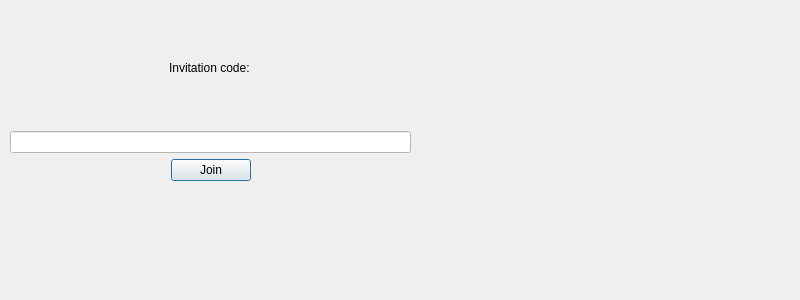
Qt form client/Join.ui (anphetamina/CoText) before a commit.
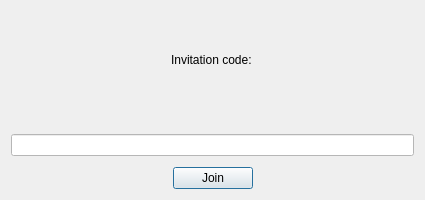
The same form after that commit.

Commit message: Join Layout fixed, Join icon changed on LeftToolBar

What changed in the file:
```diff
--- a/client/Join.ui
+++ b/client/Join.ui
@@ -6,8 +6,8 @@
    <rect>
     <x>0</x>
     <y>0</y>
-    <width>800</width>
-    <height>300</height>
+    <width>425</width>
+    <height>200</height>
    </rect>
   </property>
   <property name="sizePolicy">
@@ -18,14 +18,14 @@
   </property>
   <property name="minimumSize">
    <size>
-    <width>800</width>
-    <height>300</height>
+    <width>425</width>
+    <height>200</height>
    </size>
   </property>
   <property name="maximumSize">
    <size>
-    <width>800</width>
-    <height>300</height>
+    <width>425</width>
+    <height>200</height>
    </size>
   </property>
   <property name="windowTitle">
@@ -34,15 +34,8 @@
   <property name="styleSheet">
    <string notr="true">QLineEdit{ background-color: white;} </string>
   </property>
-  <widget class="QWidget" name="verticalLayoutWidget">
-   <property name="geometry">
-    <rect>
-     <x>10</x>
-     <y>10</y>
-     <width>401</width>
-     <height>171</height>
-    </rect>
-   </property>
+  <layout class="QHBoxLayout" name="horizontalLayout_4">
+   <item>
    <layout class="QVBoxLayout" name="verticalLayout">
     <item>
      <layout class="QHBoxLayout" name="horizontalLayout">
@@ -81,6 +74,22 @@
       </item>
      </layout>
     </item>
+     <item>
+      <spacer name="verticalSpacer">
+       <property name="orientation">
+        <enum>Qt::Vertical</enum>
+       </property>
+       <property name="sizeType">
+        <enum>QSizePolicy::Fixed</enum>
+       </property>
+       <property name="sizeHint" stdset="0">
+        <size>
+         <width>20</width>
+         <height>20</height>
+        </size>
+       </property>
+      </spacer>
+     </item>
     <item>
      <layout class="QHBoxLayout" name="horizontalLayout_2">
       <item>
@@ -88,6 +97,22 @@
       </item>
      </layout>
     </item>
+     <item>
+      <spacer name="verticalSpacer_2">
+       <property name="orientation">
+        <enum>Qt::Vertical</enum>
+       </property>
+       <property name="sizeType">
+        <enum>QSizePolicy::Fixed</enum>
+       </property>
+       <property name="sizeHint" stdset="0">
+        <size>
+         <width>20</width>
+         <height>5</height>
+        </size>
+       </property>
+      </spacer>
+     </item>
     <item>
      <layout class="QHBoxLayout" name="horizontalLayout_3">
       <item>
@@ -126,7 +151,8 @@
      </layout>
     </item>
    </layout>
-  </widget>
+   </item>
+  </layout>
  </widget>
  <resources/>
  <connections/>
```
Lines whose indentation alone changed are shown as unchanged. The commit also changes 5 other files.
